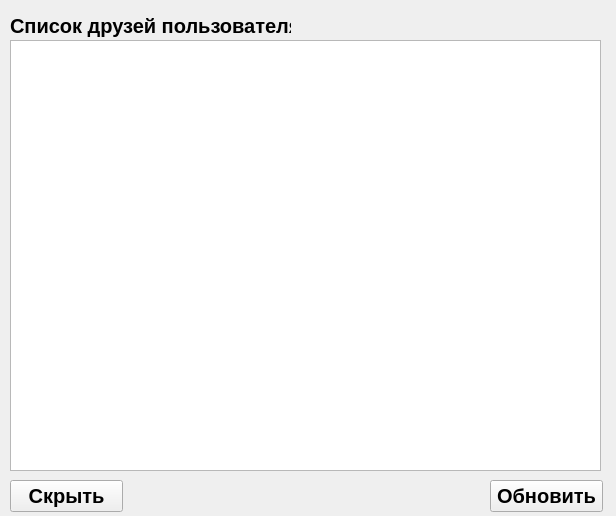
Old version of the form app/vkUserFriends.ui in the repository sagitovich/lex.
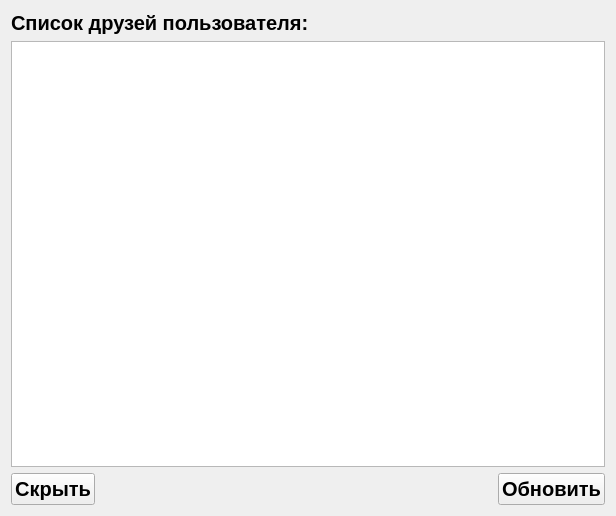
New version of the form.

Patch:
```diff
--- a/app/vkUserFriends.ui
+++ b/app/vkUserFriends.ui
@@ -13,15 +13,11 @@
   <property name="windowTitle">
    <string>Form</string>
   </property>
+  <layout class="QGridLayout" name="gridLayout">
+   <item row="0" column="0">
+    <layout class="QHBoxLayout" name="horizontalLayout_2">
+     <item>
   <widget class="QLabel" name="subscrTitle">
-   <property name="geometry">
-    <rect>
-     <x>10</x>
-     <y>10</y>
-     <width>281</width>
-     <height>31</height>
-    </rect>
-   </property>
    <property name="font">
     <font>
      <family>Arial</family>
@@ -34,14 +30,14 @@
     <string>Список друзей пользователя:</string>
    </property>
   </widget>
+     </item>
+     <item>
   <widget class="QLabel" name="error_msg">
-   <property name="geometry">
-    <rect>
-     <x>240</x>
-     <y>10</y>
-     <width>341</width>
-     <height>31</height>
-    </rect>
+       <property name="sizePolicy">
+        <sizepolicy hsizetype="Expanding" vsizetype="Preferred">
+         <horstretch>0</horstretch>
+         <verstretch>0</verstretch>
+        </sizepolicy>
    </property>
    <property name="font">
     <font>
@@ -53,39 +49,11 @@
     <string/>
    </property>
   </widget>
-  <widget class="QPushButton" name="back_btn">
-   <property name="geometry">
-    <rect>
-     <x>10</x>
-     <y>480</y>
-     <width>113</width>
-     <height>32</height>
-    </rect>
-   </property>
-   <property name="font">
-    <font>
-     <family>Arial</family>
-     <pointsize>15</pointsize>
-     <weight>75</weight>
-     <bold>true</bold>
-    </font>
-   </property>
-   <property name="text">
-    <string>Скрыть</string>
-   </property>
-   <property name="shortcut">
-    <string>Esc</string>
-   </property>
-  </widget>
+     </item>
+    </layout>
+   </item>
+   <item row="1" column="0">
   <widget class="QTextEdit" name="friends_info">
-   <property name="geometry">
-    <rect>
-     <x>10</x>
-     <y>40</y>
-     <width>591</width>
-     <height>431</height>
-    </rect>
-   </property>
    <property name="font">
     <font>
      <pointsize>19</pointsize>
@@ -95,14 +63,53 @@
     <bool>true</bool>
    </property>
   </widget>
+   </item>
+   <item row="2" column="0">
+    <layout class="QHBoxLayout" name="horizontalLayout">
+     <item>
+      <widget class="QPushButton" name="back_btn">
+       <property name="sizePolicy">
+        <sizepolicy hsizetype="Fixed" vsizetype="Fixed">
+         <horstretch>0</horstretch>
+         <verstretch>0</verstretch>
+        </sizepolicy>
+       </property>
+       <property name="font">
+        <font>
+         <family>Arial</family>
+         <pointsize>15</pointsize>
+         <weight>75</weight>
+         <bold>true</bold>
+        </font>
+       </property>
+       <property name="text">
+        <string>Скрыть</string>
+       </property>
+       <property name="shortcut">
+        <string>Esc</string>
+       </property>
+      </widget>
+     </item>
+     <item>
+      <spacer name="horizontalSpacer">
+       <property name="orientation">
+        <enum>Qt::Horizontal</enum>
+       </property>
+       <property name="sizeHint" stdset="0">
+        <size>
+         <width>40</width>
+         <height>20</height>
+        </size>
+       </property>
+      </spacer>
+     </item>
+     <item>
   <widget class="QPushButton" name="update_info">
-   <property name="geometry">
-    <rect>
-     <x>490</x>
-     <y>480</y>
-     <width>113</width>
-     <height>32</height>
-    </rect>
+       <property name="sizePolicy">
+        <sizepolicy hsizetype="Fixed" vsizetype="Fixed">
+         <horstretch>0</horstretch>
+         <verstretch>0</verstretch>
+        </sizepolicy>
    </property>
    <property name="font">
     <font>
@@ -119,6 +126,10 @@
     <string>Esc</string>
    </property>
   </widget>
+     </item>
+    </layout>
+   </item>
+  </layout>
  </widget>
  <resources/>
  <connections/>
```
Lines whose indentation alone changed are shown as unchanged.
